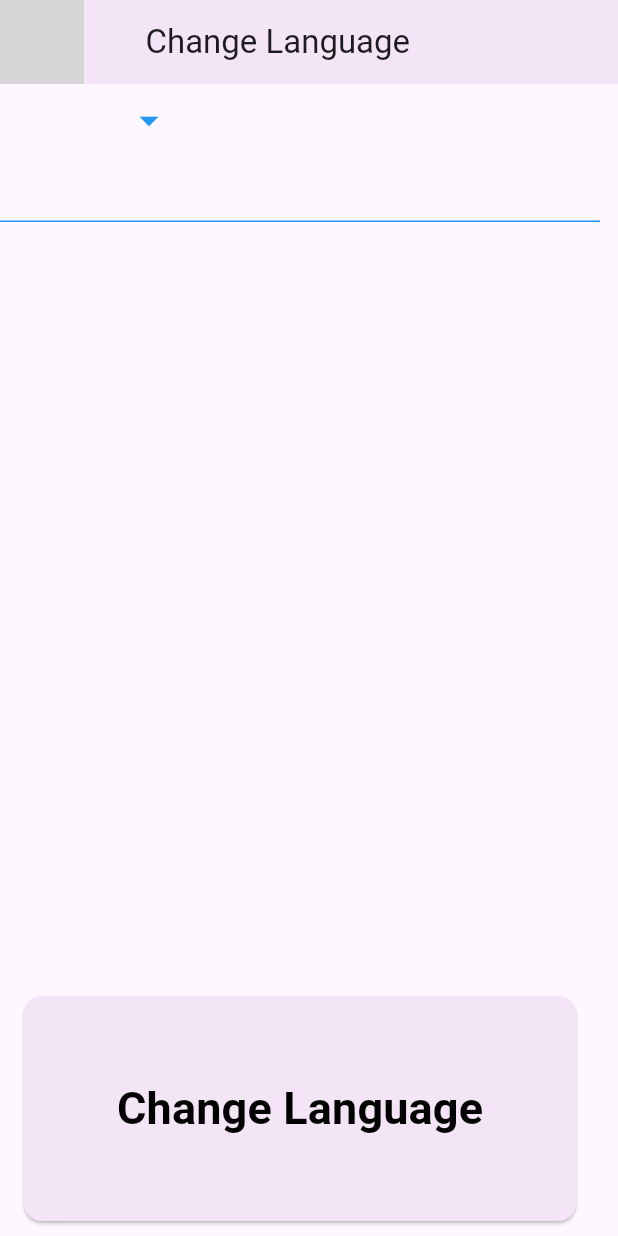
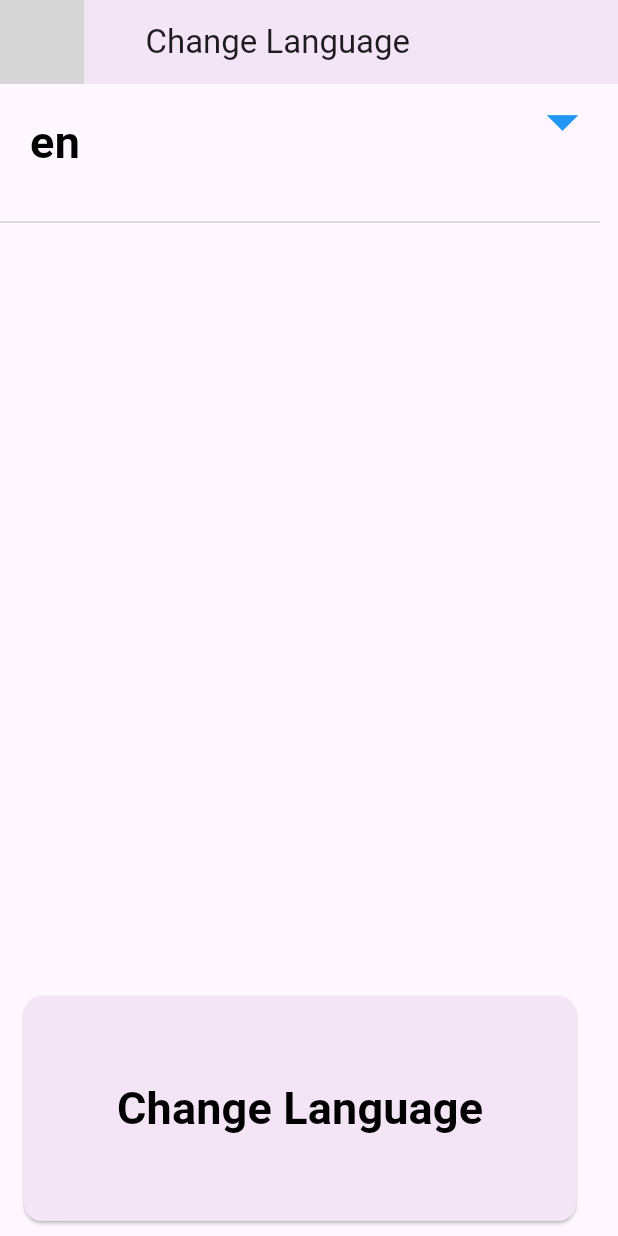
Before and after one commit to ksadowy/BlindView, a Flutter app: the screen it shows after launch, after a tap on "Settings", on a phone screen of 412 x 824 dp. Run offline on Flutter 3.47's test engine with Material 3 defaults, Android fonts, the phone set to English and light mode, and no system bars; our stand-ins replace flutter_tts, speech_to_text; generated files the repository leaves out were written again; grey boxes are pictures that could not be loaded.

Commit message:
UI design 3

```diff
--- a/blind_view/lib/pages/test_page.dart
+++ b/blind_view/lib/pages/test_page.dart
@@ -128,14 +128,17 @@ class _TestTTS extends State<MyTest>{
                           items: L10n.locals.map((locale) {
                             return DropdownMenuItem<Locale>(
                               value: locale,
-                              child: Padding(
-                                padding: const EdgeInsets.all(9.0), // Przesunięcie tekstu w dół
+                              child: Container(
+                                width: double.infinity, // Rozciąga element na całą szerokość
+                                padding: const EdgeInsets.symmetric(horizontal: 20, vertical: 15),
+                                alignment: Alignment.centerLeft, // Ustawienie wyrównania tekstu
                                 child: Text(
                                   locale.languageCode,
                                   style: const TextStyle(
-                                    fontSize: 60, // Rozmiar czcionki
+                                    fontSize: 30, // Rozmiar czcionki
                                     fontWeight: FontWeight.bold, // Grubość tekstu
                                     color: Colors.black,
+                                    overflow: TextOverflow.visible, // Obcięcie, jeśli tekst jest zbyt długi
                                   ),
                                 ),
                               ),
@@ -150,20 +153,19 @@ class _TestTTS extends State<MyTest>{
                               });
                             }
                           },
-
                           icon: const Icon(
                             Icons.arrow_drop_down,
                             color: Colors.blue,
-                            size: 30,
+                            size: 50,
                           ),
-                          underline: Container(
-                            height: 1,
-                            color: Colors.blue,
-                          ),
+                          isExpanded: true, // Rozciąga DropdownButton na całą szerokość dostępnego obszaru
+                          dropdownColor: Colors.white, // Opcjonalnie: kolor tła rozwijanego menu
                         ),
                       ),
                     ],
                   ),
+
+
                   Positioned(
                     bottom: 10, // Odległość od dołu ekranu
                     left: 16,   // Odległość od lewej krawędzi
```
